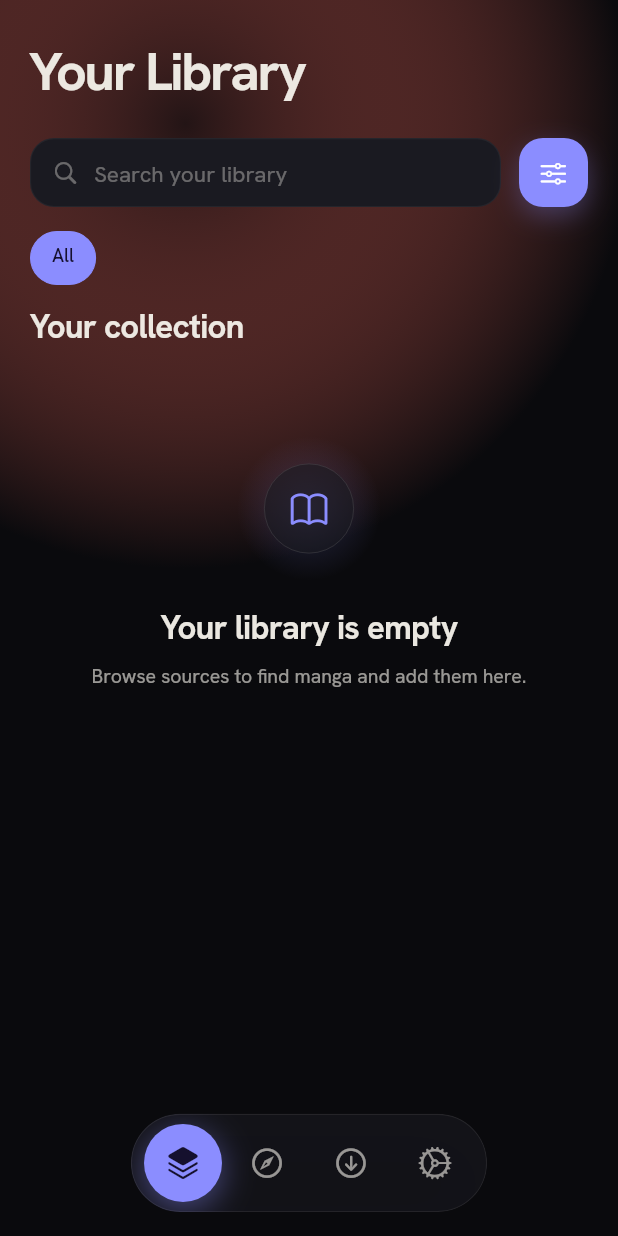
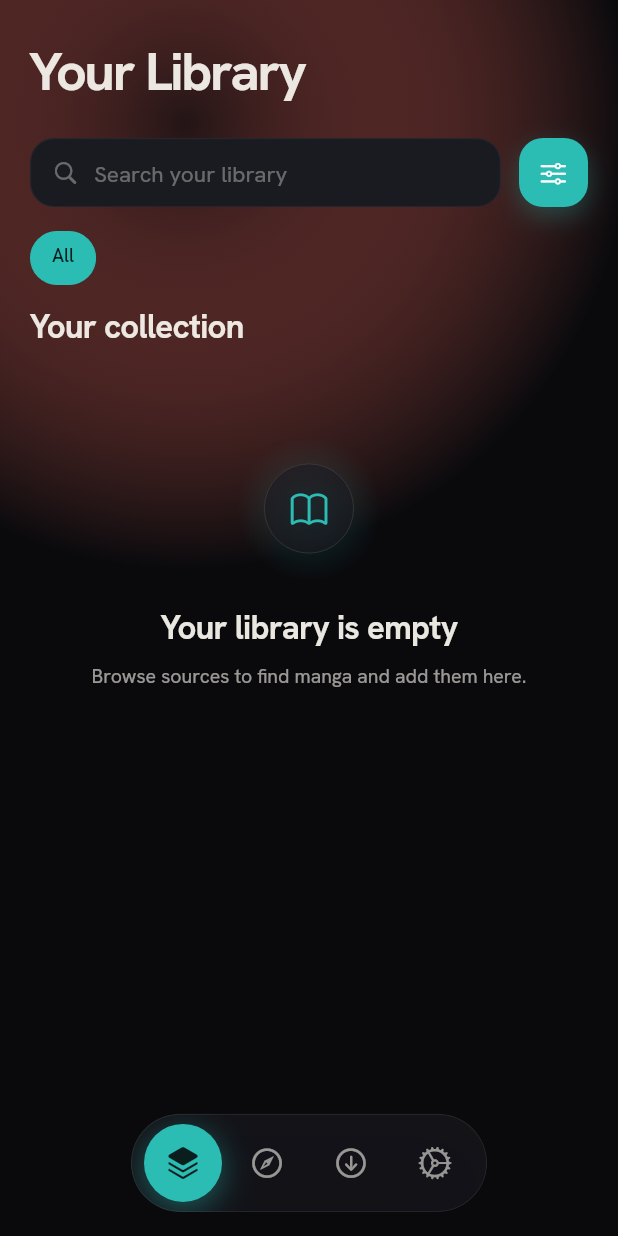
Before and after one commit to tsnyders/comic-center, a Flutter app: the screen it shows after launch, on a phone screen of 412 x 824 dp. Run offline on Flutter 3.47's test engine with Material 3 defaults, Android fonts, the phone set to English and light mode, and no system bars; our stand-ins replace cached_network_image, dio, extended_image, flutter_riverpod, google_sign_in, isar and 3 more; missing offline and left inert: googleapis, screen_brightness; accounts and stored records are empty; generated files the repository leaves out were written again; network calls fail.

Commit message:
Update app icons and color scheme to reflect new teal branding

```diff
--- a/lib/core/theme/app_colors.dart
+++ b/lib/core/theme/app_colors.dart
@@ -5,9 +5,9 @@ import 'package:flutter/cupertino.dart';
 ///
 /// PHILOSOPHY: A cinematic ink canvas where the cover art is the hero. Surfaces
 /// are deep, near-black, layered with soft depth. Text is a warm ivory. The
-/// brand "signal" is a restrained periwinkle IRIS — but the live accent is
+/// brand "signal" is a restrained teal — but the live accent is
 /// pulled dynamically from each cover (see CoverPaletteProvider); `accent` here
-/// is the iris fallback used before/until a palette resolves.
+/// is the teal fallback used before/until a palette resolves.
 ///
 /// TOKEN RULES:
 ///   • Screens MUST use context.xxxColor extensions — never raw constants.
@@ -15,15 +15,15 @@ import 'package:flutter/cupertino.dart';
 /// ============================================================================
 abstract final class AppColors {
   // ─────────────────────────────────────────────────────────────────────────────
-  // Iris signal ramp (names kept as `coral*` for call-site compatibility)
+  // Teal signal ramp (names kept as `coral*` for call-site compatibility)
   // ─────────────────────────────────────────────────────────────────────────────
-  static const coral200 = Color(0xFFD6D7FF);
-  static const coral300 = Color(0xFFB9BAFF);
-  static const coral400 = Color(0xFFA0A2FF);  // dark hover / glow
-  static const coral500 = Color(0xFF8B8DFF);  // DARK signal (iris)
-  static const coral600 = Color(0xFF7375F0);  // dark press
-  static const coral700 = Color(0xFF5D5FE0);  // LIGHT signal (iris on paper)
-  static const coral800 = Color(0xFF4A4CC8);  // light press
+  static const coral200 = Color(0xFFB2E8E4);
+  static const coral300 = Color(0xFF7DD4CC);
+  static const coral400 = Color(0xFF4DC9BF);  // dark hover / glow
+  static const coral500 = Color(0xFF2BBCB3);  // DARK signal (teal)
+  static const coral600 = Color(0xFF22A39B);  // dark press
+  static const coral700 = Color(0xFF1A8A83);  // LIGHT signal (teal on paper)
+  static const coral800 = Color(0xFF13706A);  // light press
 
   // Back-compat aliases
   static const cobalt300 = coral300;
@@ -48,20 +48,20 @@ abstract final class AppColors {
   static const borderStrong  = Color(0x24F3F0E9);  // ~14%
   static const borderBright  = Color(0x33F3F0E9);  // 20%
 
-  // Accent (iris fallback)
+  // Accent (teal fallback)
   static const accent        = coral500;
   static const accentHover   = coral400;
   static const accentPress   = coral600;
-  static const accentSubtle  = Color(0x238B8DFF);  // iris ~14%
-  static const accentLine    = Color(0x4D8B8DFF);  // iris 30%
-  static const accentBorder  = Color(0x338B8DFF);  // iris 20%
+  static const accentSubtle  = Color(0x232BBCB3);  // teal ~14%
+  static const accentLine    = Color(0x4D2BBCB3);  // teal 30%
+  static const accentBorder  = Color(0x332BBCB3);  // teal 20%
 
   // Text — warm ivory
   static const textPrimary    = Color(0xF5F3F0E9);  // ~96%
   static const textSecondary  = Color(0x9EF3F0E9);  // ~62%
   static const textTertiary   = Color(0x5EF3F0E9);  // ~37%
   static const textQuaternary = Color(0x28F3F0E9);  // ~16%
-  static const textOnAccent   = Color(0xFF15102E);  // deep indigo ink on iris
+  static const textOnAccent   = Color(0xFF0A1E1D);  // deep teal ink on accent
 
   // ─────────────────────────────────────────────────────────────────────────────
   // Light mode — Paper (warm, optional companion to Ink)
@@ -76,8 +76,8 @@ abstract final class AppColors {
   static const lightAccent       = coral700;
   static const lightAccentHover  = coral600;
   static const lightAccentPress  = coral800;
-  static const lightAccentSubtle = Color(0x1A5D5FE0);  // 10%
-  static const lightAccentLine   = Color(0x4D5D5FE0);  // 30%
+  static const lightAccentSubtle = Color(0x1A1A8A83);  // 10%
+  static const lightAccentLine   = Color(0x4D1A8A83);  // 30%
 
   static const lightTextPrimary    = Color(0xF2151019);  // deep ink
   static const lightTextSecondary  = Color(0x99151019);  // ~60%
@@ -87,11 +87,11 @@ abstract final class AppColors {
   // ─────────────────────────────────────────────────────────────────────────────
   // Semantic status
   // ─────────────────────────────────────────────────────────────────────────────
-  static const unread          = Color(0xFF8B8DFF);  // iris (matches signal)
+  static const unread          = Color(0xFF2BBCB3);  // teal (matches signal)
   static const downloaded      = Color(0xFF4AD07F);
   static const warning         = Color(0xFFF5C75E);
   static const info            = Color(0xFF64D2FF);
-  static const lightUnread     = Color(0xFF5D5FE0);
+  static const lightUnread     = Color(0xFF1A8A83);
   static const lightDownloaded = Color(0xFF1F9D58);
   static const lightWarning    = Color(0xFFC99700);
   static const lightInfo       = Color(0xFF2563EB);
@@ -104,10 +104,10 @@ abstract final class AppColors {
   static const readerSepia      = Color(0xFFF4ECD8);
 
   // ─────────────────────────────────────────────────────────────────────────────
-  // Ambient backdrop seeds (hero gradient backgrounds) — iris-tinted ink
+  // Ambient backdrop seeds (hero gradient backgrounds) — teal-tinted ink
   // ─────────────────────────────────────────────────────────────────────────────
-  static const ambientDark  = [Color(0xFF1A1A33), Color(0xFF0A0A0D)];
-  static const ambientLight = [Color(0xFFEAEAFF), Color(0xFFF3F0E9)];
+  static const ambientDark  = [Color(0xFF142D2B), Color(0xFF0A0A0D)];
+  static const ambientLight = [Color(0xFFE0F5F3), Color(0xFFF3F0E9)];
 
   static const heroGradientDark = [
     Color(0x00000000), Color(0xCC0A0A0D), background,
@@ -119,12 +119,15 @@ abstract final class AppColors {
   // ─────────────────────────────────────────────────────────────────────────────
   // Source-accent gradients (Browse feature cards, source avatars)
   // ─────────────────────────────────────────────────────────────────────────────
-  static const gradEmber  = [Color(0xFFFF6A3D), Color(0xFFC0264E)];
-  static const gradViolet = [Color(0xFF8B8DFF), Color(0xFF4C1D95)];
-  static const gradAzure  = [Color(0xFF60A5FA), Color(0xFF1D4ED8)];
-  static const gradTeal   = [Color(0xFF2DD4BF), Color(0xFF0E7490)];
-  static const gradRose   = [Color(0xFFF472B6), Color(0xFF9D174D)];
-  static const gradGold   = [Color(0xFFFBBF24), Color(0xFF92400E)];
+  static const gradEmber      = [Color(0xFFFF6A3D), Color(0xFFC0264E)];
+  static const gradTealSignal = [Color(0xFF2BBCB3), Color(0xFF0E4A46)];
+  static const gradAzure      = [Color(0xFF60A5FA), Color(0xFF1D4ED8)];
+  static const gradTeal       = [Color(0xFF2DD4BF), Color(0xFF0E7490)];
+  static const gradRose       = [Color(0xFFF472B6), Color(0xFF9D174D)];
+  static const gradGold       = [Color(0xFFFBBF24), Color(0xFF92400E)];
+
+  // Back-compat: gradViolet now points to teal signal
+  static const gradViolet = gradTealSignal;
 
   // ─────────────────────────────────────────────────────────────────────────────
   // Back-compat aliases
```
Also changed, not shown: assets/icons/app_icon_1024.png, 10 other files.
